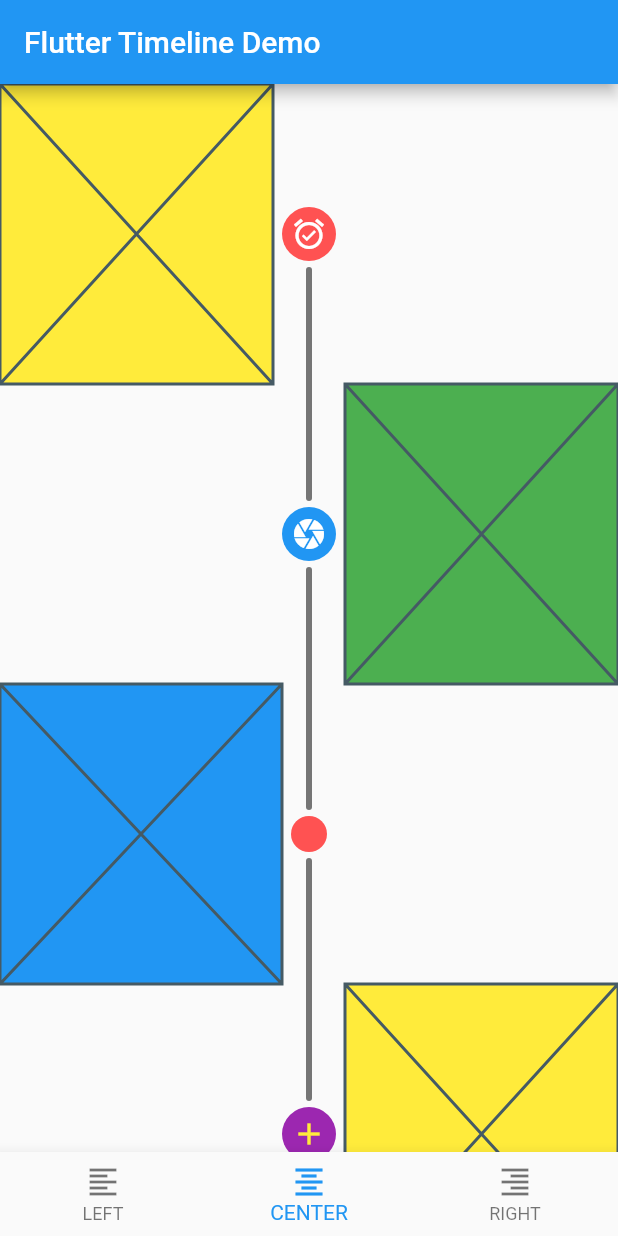
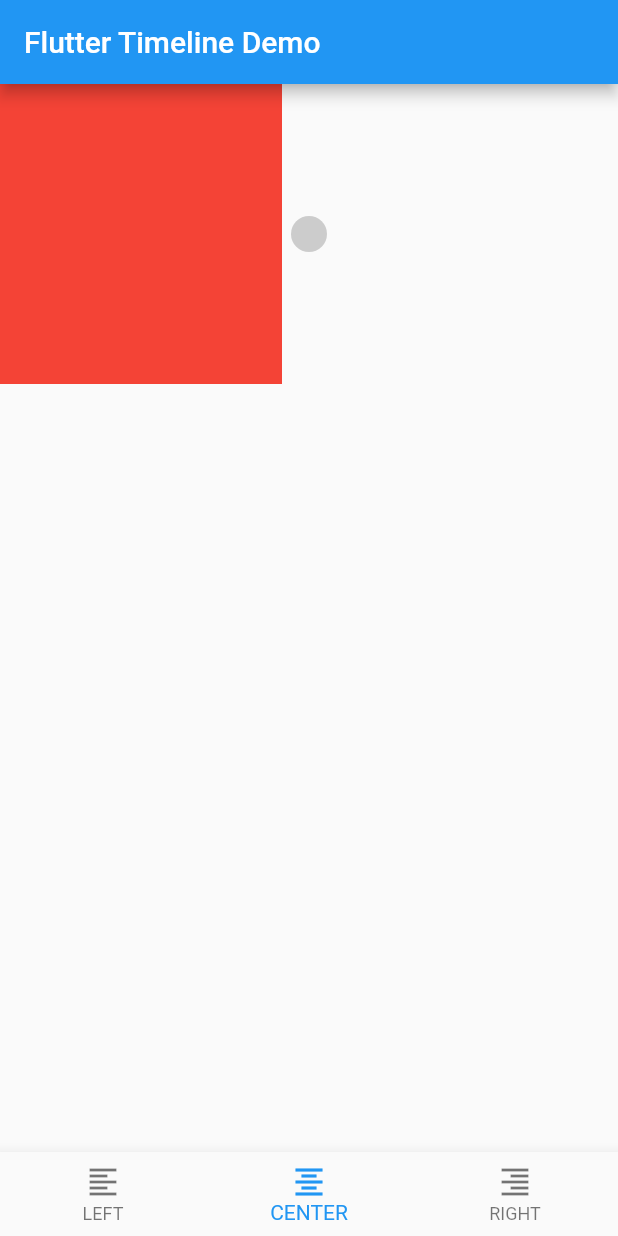
Before and after one commit to furkantektas/timeline_list, a Flutter app: the screen it shows after launch, on a phone screen of 412 x 824 dp. Run offline on Flutter 3.47's test engine with Material 2 defaults, Android fonts, the phone set to English and light mode, and no system bars.

Commit message:
Default values refactored.
centerChild option removed for TimelineModel.
Providied default values for lineWidth and lineColor to ensure these are not null.
Fix: Center timeline icon access
Fix: Set default icon size for icons without a size property

```diff
--- a/example/lib/data.dart
+++ b/example/lib/data.dart
@@ -10,8 +10,7 @@
             color: Colors.yellow,
           ),
           icon: Icon(Icons.alarm_on, color: Colors.white),
-          iconBackground: Colors.redAccent,
-          centerChild: false),
+          iconBackground: Colors.redAccent),
       TimelineModel(
           Container(
             child: Placeholder(
@@ -20,8 +19,7 @@
             color: Colors.green,
           ),
           icon: Icon(Icons.camera, color: Colors.white),
-          iconBackground: Colors.blue,
-          centerChild: false),
+          iconBackground: Colors.blue),
       TimelineModel(
           Container(
             child: Placeholder(
@@ -29,8 +27,7 @@
             ),
             color: Colors.blue,
           ),
-          iconBackground: Colors.redAccent,
-          centerChild: false),
+          iconBackground: Colors.redAccent),
       TimelineModel(
           Container(
             child: Placeholder(
@@ -39,8 +36,7 @@
             color: Colors.yellow,
           ),
           icon: Icon(Icons.add, color: Colors.yellow),
-          iconBackground: Colors.purple,
-          centerChild: false),
+          iconBackground: Colors.purple),
       TimelineModel(
           Container(
             child: Placeholder(
@@ -49,8 +45,7 @@
             color: Colors.green,
           ),
           icon: Icon(Icons.camera, color: Colors.white),
-          iconBackground: Colors.blue,
-          centerChild: false),
+          iconBackground: Colors.blue),
       TimelineModel(
           Container(
             child: Placeholder(
@@ -59,8 +54,7 @@
             color: Colors.blue,
           ),
           icon: Icon(Icons.chat, color: Colors.white),
-          iconBackground: Colors.redAccent,
-          centerChild: false),
+          iconBackground: Colors.redAccent),
       TimelineModel(
           Container(
             child: Placeholder(
@@ -69,8 +63,7 @@
             color: Colors.yellow,
           ),
           icon: Icon(Icons.add, color: Colors.white),
-          iconBackground: Colors.purple,
-          centerChild: false),
+          iconBackground: Colors.purple),
       TimelineModel(
           Container(
             child: Placeholder(
@@ -78,8 +71,7 @@
             ),
             color: Colors.yellow,
           ),
-          iconBackground: Colors.redAccent,
-          centerChild: false),
+          iconBackground: Colors.redAccent),
       TimelineModel(
           Container(
             child: Placeholder(
@@ -92,8 +84,7 @@
             color: Colors.white,
             size: 48.0,
           ),
-          iconBackground: Colors.blue,
-          centerChild: false),
+          iconBackground: Colors.blue),
       TimelineModel(
           Container(
             child: Placeholder(
@@ -102,8 +93,7 @@
             color: Colors.blue,
           ),
           icon: Icon(Icons.chat, color: Colors.white),
-          iconBackground: Colors.redAccent,
-          centerChild: false),
+          iconBackground: Colors.redAccent),
       TimelineModel(
           Container(
             child: Placeholder(
@@ -112,8 +102,7 @@
             color: Colors.pink,
           ),
           icon: Icon(Icons.add, color: Colors.white),
-          iconBackground: Colors.purple,
-          centerChild: false),
+          iconBackground: Colors.purple),
       TimelineModel(
           Container(
             child: Placeholder(
@@ -122,8 +111,7 @@
             color: Colors.green,
           ),
           icon: Icon(Icons.camera, color: Colors.white),
-          iconBackground: Colors.blue,
-          centerChild: false),
+          iconBackground: Colors.blue),
       TimelineModel(
           Container(
             child: Placeholder(
@@ -132,8 +120,7 @@
             color: Colors.blue,
           ),
           icon: Icon(Icons.chat, color: Colors.white),
-          iconBackground: Colors.redAccent,
-          centerChild: false),
+          iconBackground: Colors.redAccent),
       TimelineModel(
           Container(
             child: Placeholder(
@@ -142,6 +129,5 @@
             color: Colors.yellow,
           ),
           icon: Icon(Icons.add, color: Colors.white),
-          iconBackground: Colors.purple,
-          centerChild: false),
+          iconBackground: Colors.purple),
     ];
--- a/example/lib/timeline.dart
+++ b/example/lib/timeline.dart
@@ -58,15 +58,28 @@
       position: TimelinePosition.Left,
       itemBuilder: (context, i) => data[i]);
 
-  get centerTimeline => Timeline.builder(
-      lineColor: Colors.grey[600],
-      lineWidth: 4.0,
-      itemCount: data.length,
-      position: TimelinePosition.Center,
-      itemBuilder: (context, i) => data[i].copyWith(
-          position: i % 2 == 0
-              ? TimelineItemPosition.left
-              : TimelineItemPosition.right));
+  get centerTimeline => Container(
+          child: Timeline(
+        shrinkWrap: true,
+        children: <TimelineModel>[
+          TimelineModel(Container(
+            width: 200.0,
+            height: 200.0,
+            color: Colors.red,
+          ))
+        ],
+        position: TimelinePosition.Center,
+      ));
+//
+//  get centerTimeline => Timeline.builder(
+//      lineColor: Colors.grey[600],
+//      lineWidth: 4.0,
+//      itemCount: data.length,
+//      position: TimelinePosition.Center,
+//      itemBuilder: (context, i) => data[i].copyWith(
+//          position: i % 2 == 0
+//              ? TimelineItemPosition.left
+//              : TimelineItemPosition.right));
 
   get rightTimeline => Timeline.builder(
       lineColor: Colors.teal[600],
--- a/lib/src/timeline_item.dart
+++ b/lib/src/timeline_item.dart
@@ -31,6 +31,7 @@
       textDirection: model.icon.textDirection,
       key: model.icon.key,
       semanticLabel: model.icon.semanticLabel,
+      size: TimelineBoxDecoration.DEFAULT_ICON_SIZE,
     );
   }
 }
@@ -76,7 +77,7 @@
                         minHeight:
                             iconSize + TimelineBoxDecoration.LINE_GAP * 2),
                     child: model.child),
-                Center(child: model.icon),
+                Center(child: icon),
               ],
             )));
   }
--- a/lib/timeline.dart
+++ b/lib/timeline.dart
@@ -15,19 +15,35 @@
   final double lineWidth;
   final double iconSize;
 
-  const TimelineProperties(
-      {this.lineColor = const Color(0xFF333333),
-      this.lineWidth = 4.0,
-      iconSize})
-      : iconSize = iconSize ?? TimelineBoxDecoration.DEFAULT_ICON_SIZE;
+  const TimelineProperties({Color lineColor, double lineWidth, double iconSize})
+      : lineColor = lineColor ?? const Color(0xFF333333),
+        lineWidth = lineWidth ?? 2.5,
+        iconSize = iconSize ?? TimelineBoxDecoration.DEFAULT_ICON_SIZE;
 }
 
 class Timeline extends StatelessWidget {
-  final ScrollController controller = ScrollController();
+  final ScrollController controller;
   final IndexedTimelineModelBuilder itemBuilder;
   final int itemCount;
   final TimelinePosition position;
   final TimelineProperties properties;
+  final bool shrinkWrap;
+
+  /// Creates a scrollable timeline of widgets that are created befirehand.
+  /// Note: [TimelineModel.icon]'s size is ignored when `position` is not
+  /// [TimelinePosition.Center].
+  Timeline(
+      {List<TimelineModel> children,
+      Color lineColor,
+      double lineWidth,
+      double iconSize,
+      this.controller,
+      this.position = TimelinePosition.Center,
+      this.shrinkWrap = false})
+      : itemCount = children.length,
+        properties = TimelineProperties(
+            lineColor: lineColor, lineWidth: lineWidth, iconSize: iconSize),
+        itemBuilder = ((BuildContext context, int i) => children[i]);
 
   /// Creates a scrollable timeline of widgets that are created on demand.
   /// Note: `itemBuilder` position and [TimelineModel.icon]'s size is ignored
@@ -35,16 +51,19 @@
   Timeline.builder(
       {@required this.itemBuilder,
       this.itemCount,
-      lineColor,
-      lineWidth,
-      iconSize,
-      this.position = TimelinePosition.Center})
+      this.controller,
+      Color lineColor,
+      double lineWidth,
+      double iconSize,
+      this.position = TimelinePosition.Center,
+      this.shrinkWrap = false})
       : properties = TimelineProperties(
             lineColor: lineColor, lineWidth: lineWidth, iconSize: iconSize);
 
   @override
   Widget build(BuildContext context) {
     return ListView.builder(
+        shrinkWrap: shrinkWrap,
         itemCount: itemCount,
         controller: controller,
         itemBuilder: (context, i) {
--- a/lib/timeline_model.dart
+++ b/lib/timeline_model.dart
@@ -6,7 +6,6 @@
   final Icon icon;
   final Color iconBackground;
   final Widget child;
-  final bool centerChild;
   final TimelineItemPosition position;
   bool isFirst = false;
   bool isLast = false;
@@ -14,7 +13,6 @@
   TimelineModel(this.child,
       {this.icon,
       this.iconBackground,
-      this.centerChild = false,
       this.position = TimelineItemPosition.random});
 
   @override
@@ -25,15 +23,14 @@
     return icon == typedOther.icon &&
         iconBackground == typedOther.iconBackground &&
         child == typedOther.child &&
-        centerChild == typedOther.centerChild &&
         isFirst == typedOther.isFirst &&
         isLast == typedOther.isLast &&
         position == typedOther.position;
   }
 
   @override
-  int get hashCode => hashValues(
-      icon, iconBackground, child, centerChild, position, isFirst, isLast);
+  int get hashCode =>
+      hashValues(icon, iconBackground, child, position, isFirst, isLast);
 
   TimelineModel copyWith(
           {icon,
@@ -46,6 +43,5 @@
       TimelineModel(child ?? this.child,
           icon: icon ?? this.icon,
           iconBackground: iconBackground ?? this.iconBackground,
-          centerChild: centerChild ?? this.centerChild,
           position: position ?? this.position);
 }
```
Also changed, not shown: 1 other file.
